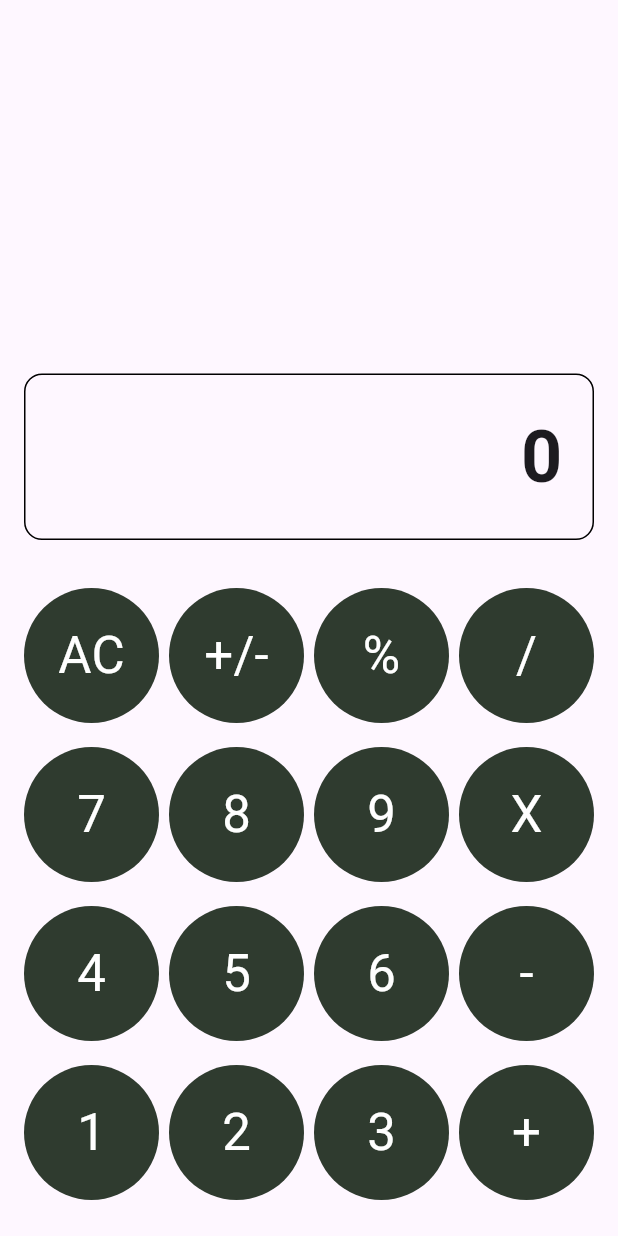
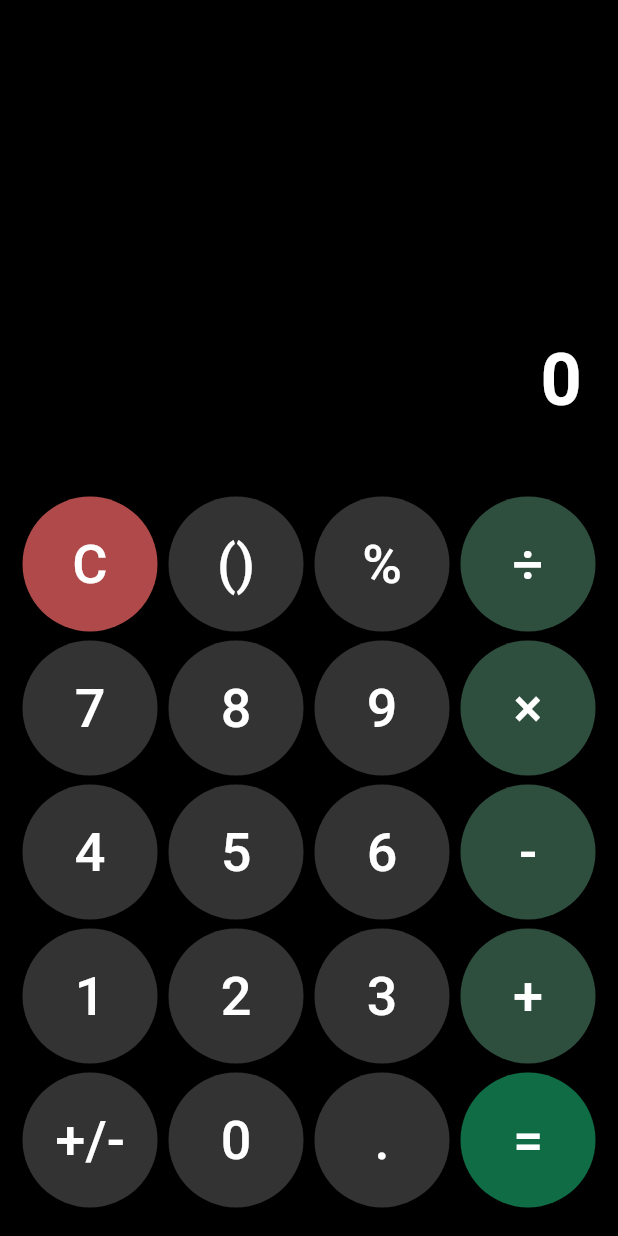
Before and after one commit to Vohoangtuanhdhtdm/flutter_calculator_vohoangtuan, a Flutter app: the screen it shows after launch, on a phone screen of 412 x 824 dp. Run offline on Flutter 3.47's test engine with Material 3 defaults, Android fonts, the phone set to English and light mode, and no system bars; our stand-ins replace math_expressions.

Commit message:
Done feature of calculator

```diff
--- a/lib/clculator/calculator_page.dart
+++ b/lib/clculator/calculator_page.dart
@@ -1,5 +1,21 @@
 import 'package:flutter/material.dart';
-import 'package:flutter_calculator_vohoangtuan/widgets/CalculatorButton.dart';
+import 'package:flutter_calculator_vohoangtuan/widgets/calculator_button.dart';
+import 'package:math_expressions/math_expressions.dart';
+
+final List<List<String>> keys = [
+  ['C', '()', '%', '÷'],
+  ['7', '8', '9', '×'],
+  ['4', '5', '6', '-'],
+  ['1', '2', '3', '+'],
+  ['+/-', '0', '.', '='],
+];
+
+Color getButtonColor(String label) {
+  if (label == 'C') return const Color(0xFFB04949);
+  if (label == '=') return const Color(0xFF0F6C44);
+  if (['÷', '×', '-', '+'].contains(label)) return const Color(0xFF2E4F3E);
+  return const Color(0xFF333333);
+}
 
 class CalculatorPage extends StatefulWidget {
   const CalculatorPage({super.key});
@@ -9,59 +25,162 @@ class CalculatorPage extends StatefulWidget {
 }
 
 class _CalculatorPageState extends State<CalculatorPage> {
-  final List<List<String>> buttons = [
-    ['AC', '+/-', '%', '/'],
-    ['7', '8', '9', 'X'],
-    ['4', '5', '6', '-'],
-    ['1', '2', '3', '+'],
-  ];
+  String _expression = '';
+  String _result = '0';
+
+  void _onButtonPressed(String label) {
+    setState(() {
+      if (label == 'C') {
+        _result = '0';
+        _expression = '';
+        return;
+      }
+
+      if (label == '=') {
+        _calculateResult();
+        return;
+      }
+      if (label == '+/-') {
+        _toggleSign();
+        return;
+      }
+      if (label == '%') {
+        _applyPercent();
+        return;
+      }
+      if (label == '()') {
+        _addParentheses();
+        return;
+      }
+      _expression += label; // nối thêm text
+    });
+  }
+
+  void _applyPercent() {
+    if (_expression.isEmpty) return;
+
+    // nếu toàn bộ expression là số, chia 100
+    double? value = double.tryParse(_expression);
+    if (value != null) {
+      value = value / 100;
+      _expression = value.toString();
+    } else {
+      // trường hợp phức tạp hơn có thể xử lý sau
+    }
+  }
+
+  void _addParentheses() {
+    // Cách đơn giản: nếu số ngoặc mở <= số ngoặc đóng, thêm '('
+    // ngược lại thêm ')'
+    int openCount = '('.allMatches(_expression).length;
+    int closeCount = ')'.allMatches(_expression).length;
+
+    if (openCount == closeCount) {
+      _expression += '(';
+    } else {
+      _expression += ')';
+    }
+  }
+
+  void _calculateResult() {
+    if (_expression.isEmpty) return;
+
+    try {
+      // Chuyển ký tự cho math_expressions hiểu
+      String exp = _expression.replaceAll('×', '*').replaceAll('÷', '/');
+
+      Parser parser = Parser();
+      Expression expression = parser.parse(exp);
+      ContextModel cm = ContextModel();
+
+      double eval = expression.evaluate(EvaluationType.REAL, cm);
+
+      if (eval % 1 == 0) {
+        _result = eval.toInt().toString();
+      } else {
+        _result = eval.toString();
+      }
+    } catch (e) {
+      _result = 'Error';
+    }
+  }
+
+  void _toggleSign() {
+    // Đơn giản: nếu chỉ là một số, đảo dấu
+    if (_expression.isEmpty) return;
+
+    // Nếu đang chỉ là một số
+    if (double.tryParse(_expression) != null) {
+      if (_expression.startsWith('-')) {
+        _expression = _expression.substring(1);
+      } else {
+        _expression = '-$_expression';
+      }
+      return;
+    }
+
+    // Làm đơn giản: đảo dấu trên kết quả
+    if (double.tryParse(_result) != null) {
+      double value = double.parse(_result) * -1;
+      _expression = value.toString();
+      _result = value.toString();
+    }
+  }
 
   @override
   Widget build(BuildContext context) {
     return Scaffold(
-      appBar: AppBar(),
-      body: Padding(
-        padding: const EdgeInsets.all(16.0),
+      backgroundColor: Colors.black,
+      body: SafeArea(
         child: Column(
           children: [
-            // Màn hình hiển thị
-
-            // Khoảng trống đẩy nút xuống dưới
-            const Spacer(),
-            Container(
-              width: double.infinity,
-              padding: const EdgeInsets.all(20),
-              margin: const EdgeInsets.only(bottom: 24),
-              decoration: BoxDecoration(
-                borderRadius: BorderRadius.circular(12),
-                border: Border.all(color: Colors.black),
-              ),
-              alignment: Alignment.centerRight,
-              child: const Text(
-                '0',
-                style: TextStyle(fontSize: 48, fontWeight: FontWeight.bold),
+            // Vùng hiển thị
+            Expanded(
+              child: Container(
+                padding: const EdgeInsets.all(24),
+                alignment: Alignment.bottomRight,
+                child: Column(
+                  mainAxisAlignment: MainAxisAlignment.end,
+                  crossAxisAlignment: CrossAxisAlignment.end,
+                  children: [
+                    Text(
+                      _expression.isEmpty ? '' : _expression,
+                      style: const TextStyle(
+                        color: Colors.white54,
+                        fontSize: 24,
+                      ),
+                    ),
+                    const SizedBox(height: 8),
+                    Text(
+                      _result,
+                      style: const TextStyle(
+                        color: Colors.white,
+                        fontSize: 48,
+                        fontWeight: FontWeight.bold,
+                      ),
+                    ),
+                  ],
+                ),
               ),
             ),
 
-            // Bảng nút tính toán
-            Column(
-              children: buttons.map((row) {
-                return Padding(
-                  padding: const EdgeInsets.symmetric(vertical: 8),
-                  child: Row(
+            // Bàn phím
+            Padding(
+              padding: const EdgeInsets.symmetric(horizontal: 12, vertical: 16),
+              child: Column(
+                children: keys.map((row) {
+                  return Row(
                     mainAxisAlignment: MainAxisAlignment.spaceBetween,
                     children: row.map((label) {
                       return CalculatorButton(
                         label: label,
-                        onTap: () {
-                          // TODO: xử lý logic sau
-                          print('Pressed $label');
-                        },
+                        background: getButtonColor(label),
+                        onTap: () => _onButtonPressed(label),
                       );
                     }).toList(),
-                  ),
-                );
-              }).toList(),
+                  );
+                }).toList(),
+              ),
             ),
           ],
         ),
--- a/lib/widgets/CalculatorButton.dart
+++ /dev/null
@@ -1,29 +0,0 @@
-import 'package:flutter/material.dart';
-
-class CalculatorButton extends StatelessWidget {
-  final String label;
-  final VoidCallback onTap;
-
-  const CalculatorButton({super.key, required this.label, required this.onTap});
-
-  @override
-  Widget build(BuildContext context) {
-    return TextButton(
-      onPressed: onTap,
-      style: TextButton.styleFrom(
-        shape: const CircleBorder(),
-        backgroundColor: const Color(0xFF2F3B2F),
-        minimumSize: const Size(90, 90), // đường kính nút
-        padding: EdgeInsets.zero,
-      ),
-      child: Text(
-        label,
-        style: const TextStyle(
-          color: Colors.white,
-          fontSize: 34,
-          fontWeight: FontWeight.normal,
-        ),
-      ),
-    );
-  }
-}
--- /dev/null
+++ b/lib/widgets/calculator_button.dart
@@ -0,0 +1,34 @@
+import 'package:flutter/material.dart';
+
+class CalculatorButton extends StatelessWidget {
+  final String label;
+  final Color background;
+  final VoidCallback onTap;
+
+  const CalculatorButton({
+    super.key,
+    required this.label,
+    required this.background,
+    required this.onTap,
+  });
+
+  @override
+  Widget build(BuildContext context) {
+    return Padding(
+      padding: const EdgeInsets.all(3.0),
+      child: TextButton(
+        onPressed: onTap,
+        style: TextButton.styleFrom(
+          shape: const CircleBorder(),
+          backgroundColor: background,
+          minimumSize: const Size(90, 90),
+          padding: EdgeInsets.zero,
+        ),
+        child: Text(
+          label,
+          style: const TextStyle(color: Colors.white, fontSize: 36),
+        ),
+      ),
+    );
+  }
+}
--- a/pubspec.yaml
+++ b/pubspec.yaml
@@ -34,6 +34,7 @@ dependencies:
   # The following adds the Cupertino Icons font to your application.
   # Use with the CupertinoIcons class for iOS style icons.
   cupertino_icons: ^1.0.8
+  math_expressions: ^3.1.0
 
 dev_dependencies:
   flutter_test:
```
Also changed, not shown: pubspec.lock, 1 other file.
